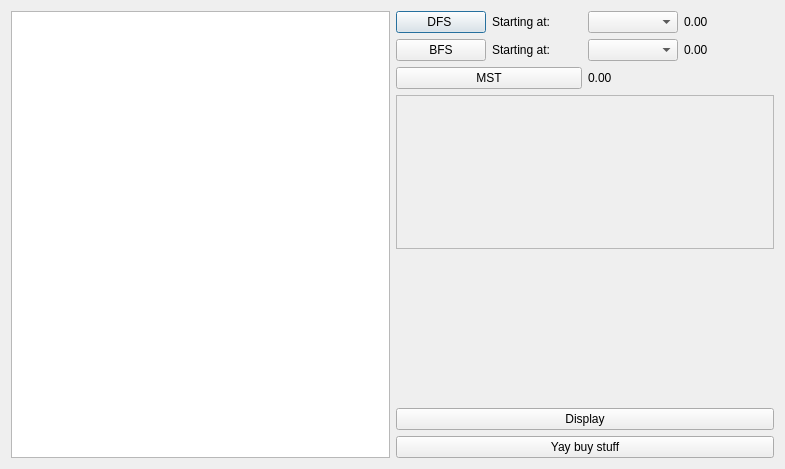
The window that UI/trip/trip.ui (parham-sharaf/BTM-algo) describes before a commit, drawn with Qt 5.
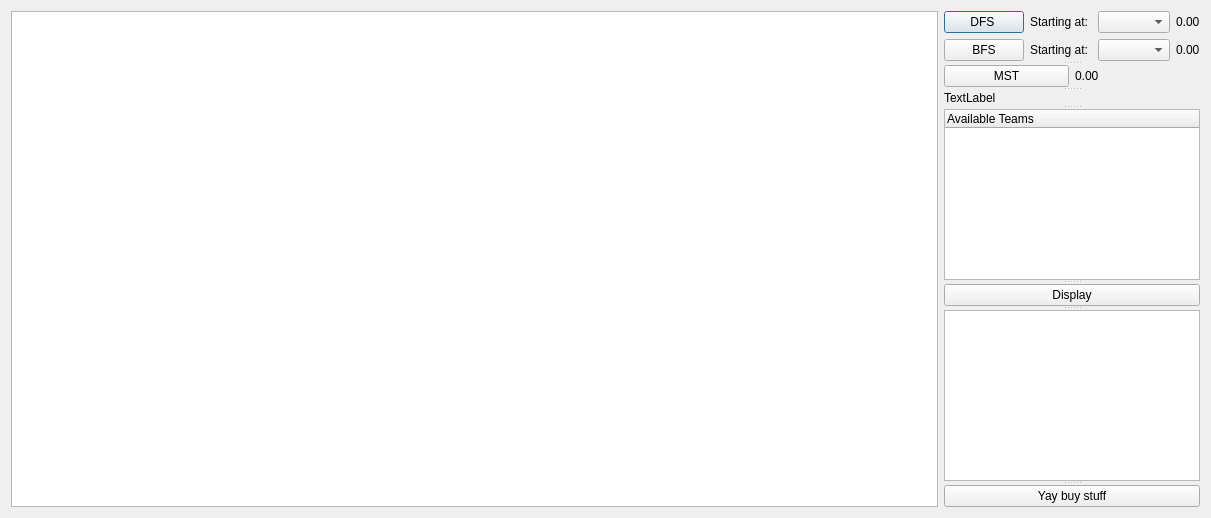
The same window after the commit.

Patch:
```diff
--- a/UI/trip/trip.ui
+++ b/UI/trip/trip.ui
@@ -6,24 +6,20 @@
    <rect>
     <x>0</x>
     <y>0</y>
-    <width>785</width>
-    <height>469</height>
+    <width>1211</width>
+    <height>518</height>
    </rect>
   </property>
   <property name="windowTitle">
    <string>Dialog</string>
   </property>
   <layout class="QGridLayout" name="gridLayout_2">
-   <item row="0" column="0">
-    <layout class="QHBoxLayout" name="horizontalLayout">
-     <item>
-      <widget class="QGraphicsView" name="graphicsView"/>
-     </item>
-     <item>
-      <layout class="QVBoxLayout" name="verticalLayout_5">
-       <item>
-        <layout class="QVBoxLayout" name="verticalLayout_4">
-         <item>
+   <item row="0" column="1">
+    <widget class="QSplitter" name="splitter">
+     <property name="orientation">
+      <enum>Qt::Vertical</enum>
+     </property>
+     <widget class="QWidget" name="">
           <layout class="QGridLayout" name="gridLayout">
            <item row="0" column="0">
             <layout class="QVBoxLayout" name="verticalLayout">
@@ -90,9 +86,9 @@
             </layout>
            </item>
           </layout>
-         </item>
-         <item>
-          <layout class="QHBoxLayout" name="horizontalLayout_2">
+     </widget>
+     <widget class="QWidget" name="">
+      <layout class="QHBoxLayout" name="horizontalLayout">
            <item>
             <widget class="QPushButton" name="mst_button">
              <property name="text">
@@ -108,56 +104,34 @@
             </widget>
            </item>
           </layout>
-         </item>
-         <item>
-          <widget class="QScrollArea" name="teamsList">
-           <property name="widgetResizable">
-            <bool>true</bool>
-           </property>
-           <widget class="QWidget" name="scrollAreaWidgetContents">
-            <property name="geometry">
-             <rect>
-              <x>0</x>
-              <y>0</y>
-              <width>373</width>
-              <height>137</height>
-             </rect>
-            </property>
-           </widget>
-          </widget>
-         </item>
-         <item>
-          <spacer name="verticalSpacer">
-           <property name="orientation">
-            <enum>Qt::Vertical</enum>
-           </property>
-           <property name="sizeHint" stdset="0">
-            <size>
-             <width>20</width>
-             <height>40</height>
-            </size>
-           </property>
-          </spacer>
-         </item>
-         <item>
-          <widget class="QPushButton" name="pushButton_4">
+     </widget>
+     <widget class="QLabel" name="label_3">
+      <property name="text">
+       <string>TextLabel</string>
+      </property>
+     </widget>
+     <widget class="QTreeWidget" name="teamsTreeWidget">
+      <column>
+       <property name="text">
+        <string>Available Teams</string>
+       </property>
+      </column>
+     </widget>
+     <widget class="QPushButton" name="displayButton">
            <property name="text">
             <string>Display</string>
            </property>
           </widget>
-         </item>
-        </layout>
-       </item>
-       <item>
+     <widget class="QListWidget" name="teamsList"/>
         <widget class="QPushButton" name="pushButton">
          <property name="text">
           <string>Yay buy stuff</string>
          </property>
         </widget>
-       </item>
-      </layout>
-     </item>
-    </layout>
+    </widget>
+   </item>
+   <item row="0" column="0">
+    <widget class="QGraphicsView" name="graphicsView"/>
    </item>
   </layout>
  </widget>
```
Lines whose indentation alone changed are shown as unchanged.
